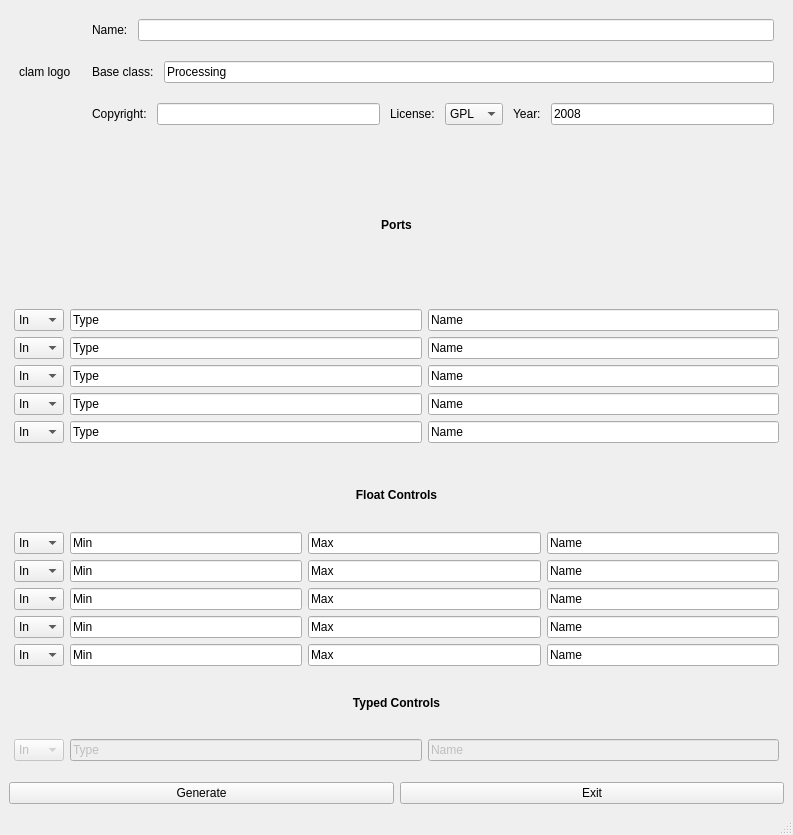
The window that CLAM/scripts/TemplatedPluginsGenerator/main.ui (clam-project/clam) describes before a commit, drawn with Qt 5.
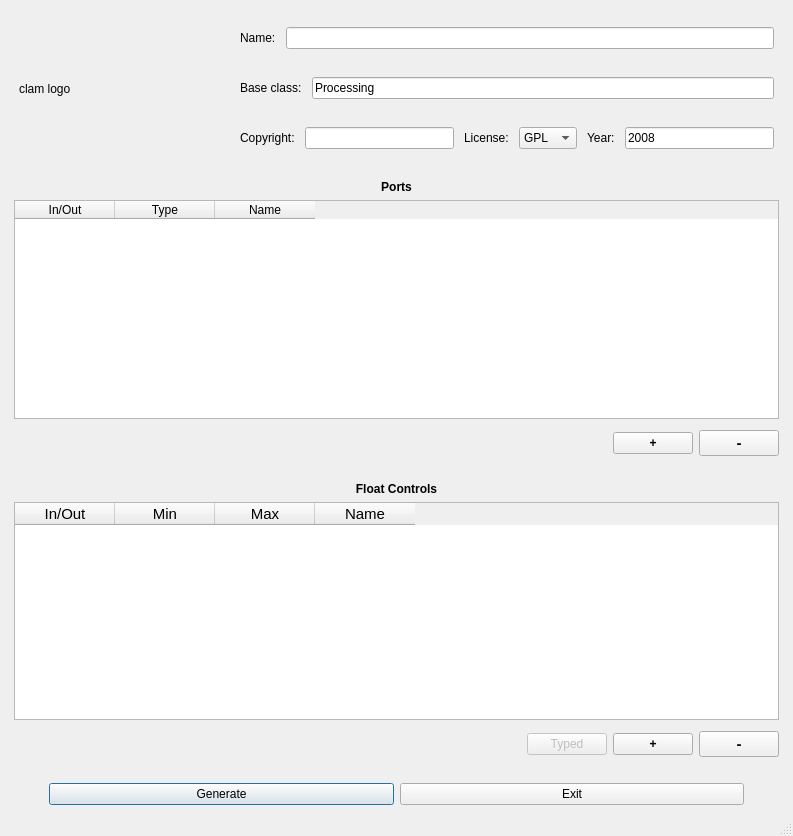
The same window after the commit.

Commit message: * ProcessingCodeGenerator ** +/- buttons to add/remove ports and controls ** AutoDefault to 'Generate' button ** keepAspectRatio on the clam logo ** shortcuts + tooltip added

What changed in the file:
```diff
--- a/CLAM/scripts/TemplatedPluginsGenerator/main.ui
+++ b/CLAM/scripts/TemplatedPluginsGenerator/main.ui
@@ -6,7 +6,7 @@
     <x>0</x>
     <y>0</y>
     <width>783</width>
-    <height>835</height>
+    <height>836</height>
    </rect>
   </property>
   <property name="windowTitle" >
@@ -18,7 +18,7 @@
      <x>0</x>
      <y>0</y>
      <width>783</width>
-     <height>807</height>
+     <height>808</height>
     </rect>
    </property>
    <layout class="QVBoxLayout" >
@@ -64,15 +64,30 @@
           </property>
           <item>
            <widget class="QLabel" name="clamLogo" >
+            <property name="sizePolicy" >
+             <sizepolicy vsizetype="Fixed" hsizetype="Fixed" >
+              <horstretch>0</horstretch>
+              <verstretch>0</verstretch>
+             </sizepolicy>
+            </property>
             <property name="minimumSize" >
              <size>
-              <width>50</width>
-              <height>50</height>
+              <width>200</width>
+              <height>150</height>
+             </size>
+            </property>
+            <property name="maximumSize" >
+             <size>
+              <width>200</width>
+              <height>150</height>
              </size>
             </property>
             <property name="frameShape" >
              <enum>QFrame::NoFrame</enum>
             </property>
+            <property name="frameShadow" >
+             <enum>QFrame::Raised</enum>
+            </property>
             <property name="text" >
              <string>clam logo</string>
             </property>
@@ -244,160 +259,99 @@
          </widget>
         </item>
         <item>
-         <layout class="QHBoxLayout" name="horizontalLayout_3" >
-          <item>
-           <widget class="QComboBox" name="comboBox_Port1" >
-            <item>
-             <property name="text" >
-              <string>In</string>
-             </property>
-            </item>
-            <item>
-             <property name="text" >
-              <string>Out</string>
-             </property>
-            </item>
-           </widget>
-          </item>
-          <item>
-           <widget class="QLineEdit" name="lineEdit_Port1_Type" >
-            <property name="text" >
-             <string>Type</string>
-            </property>
-           </widget>
-          </item>
-          <item>
-           <widget class="QLineEdit" name="lineEdit_Port1_Name" >
-            <property name="text" >
-             <string>Name</string>
-            </property>
-           </widget>
-          </item>
-         </layout>
+         <widget class="QTableWidget" name="tableWidget_Ports" >
+          <property name="minimumSize" >
+           <size>
+            <width>0</width>
+            <height>150</height>
+           </size>
+          </property>
+          <property name="frameShadow" >
+           <enum>QFrame::Raised</enum>
+          </property>
+          <property name="verticalScrollBarPolicy" >
+           <enum>Qt::ScrollBarAlwaysOff</enum>
+          </property>
+          <property name="horizontalScrollBarPolicy" >
+           <enum>Qt::ScrollBarAlwaysOff</enum>
+          </property>
+          <property name="autoScroll" >
+           <bool>false</bool>
+          </property>
+          <column>
+           <property name="text" >
+            <string>In/Out</string>
+           </property>
+          </column>
+          <column>
+           <property name="text" >
+            <string>Type</string>
+           </property>
+          </column>
+          <column>
+           <property name="text" >
+            <string>Name</string>
+           </property>
+          </column>
+         </widget>
         </item>
         <item>
          <layout class="QHBoxLayout" name="horizontalLayout_4" >
+          <property name="topMargin" >
+           <number>5</number>
+          </property>
+          <property name="bottomMargin" >
+           <number>5</number>
+          </property>
           <item>
-           <widget class="QComboBox" name="comboBox_Port2" >
-            <item>
-             <property name="text" >
-              <string>In</string>
-             </property>
-            </item>
-            <item>
-             <property name="text" >
-              <string>Out</string>
-             </property>
-            </item>
-           </widget>
-          </item>
-          <item>
-           <widget class="QLineEdit" name="lineEdit_Port2_Type" >
-            <property name="text" >
-             <string>Type</string>
+           <spacer name="horizontalSpacer" >
+            <property name="orientation" >
+             <enum>Qt::Horizontal</enum>
             </property>
-           </widget>
-          </item>
-          <item>
-           <widget class="QLineEdit" name="lineEdit_Port2_Name" >
-            <property name="text" >
-             <string>Name</string>
+            <property name="sizeHint" stdset="0" >
+             <size>
+              <width>40</width>
+              <height>20</height>
+             </size>
             </property>
-           </widget>
+           </spacer>
           </item>
-         </layout>
-        </item>
-        <item>
-         <layout class="QHBoxLayout" name="horizontalLayout_5" >
           <item>
-           <widget class="QComboBox" name="comboBox_Port3" >
-            <item>
-             <property name="text" >
-              <string>In</string>
-             </property>
-            </item>
-            <item>
-             <property name="text" >
-              <string>Out</string>
-             </property>
-            </item>
-           </widget>
-          </item>
-          <item>
-           <widget class="QLineEdit" name="lineEdit_Port3_Type" >
-            <property name="text" >
-             <string>Type</string>
+           <widget class="QPushButton" name="pushButton_Ports_Plus" >
+            <property name="font" >
+             <font>
+              <weight>75</weight>
+              <bold>true</bold>
+             </font>
             </property>
-           </widget>
-          </item>
-          <item>
-           <widget class="QLineEdit" name="lineEdit_Port3_Name" >
-            <property name="text" >
-             <string>Name</string>
+            <property name="toolTip" >
+             <string>Ctrl+P</string>
             </property>
-           </widget>
-          </item>
-         </layout>
-        </item>
-        <item>
-         <layout class="QHBoxLayout" name="horizontalLayout_6" >
-          <item>
-           <widget class="QComboBox" name="comboBox_Port4" >
-            <item>
-             <property name="text" >
-              <string>In</string>
-             </property>
-            </item>
-            <item>
-             <property name="text" >
-              <string>Out</string>
-             </property>
-            </item>
-           </widget>
-          </item>
-          <item>
-           <widget class="QLineEdit" name="lineEdit_Port4_Type" >
             <property name="text" >
-             <string>Type</string>
+             <string>+</string>
             </property>
-           </widget>
-          </item>
-          <item>
-           <widget class="QLineEdit" name="lineEdit_Port4_Name" >
-            <property name="text" >
-             <string>Name</string>
+            <property name="shortcut" >
+             <string>Ctrl+P</string>
             </property>
            </widget>
           </item>
-         </layout>
-        </item>
-        <item>
-         <layout class="QHBoxLayout" name="horizontalLayout_9" >
           <item>
-           <widget class="QComboBox" name="comboBox_Port5" >
-            <item>
-             <property name="text" >
-              <string>In</string>
-             </property>
-            </item>
-            <item>
-             <property name="text" >
-              <string>Out</string>
-             </property>
-            </item>
-           </widget>
-          </item>
-          <item>
-           <widget class="QLineEdit" name="lineEdit_Port5_Type" >
-            <property name="text" >
-             <string>Type</string>
+           <widget class="QPushButton" name="pushButton_Ports_Minus" >
+            <property name="font" >
+             <font>
+              <pointsize>11</pointsize>
+              <weight>75</weight>
+              <bold>true</bold>
+             </font>
             </property>
-           </widget>
-          </item>
-          <item>
-           <widget class="QLineEdit" name="lineEdit_Port5_Name" >
+            <property name="toolTip" >
+             <string>Ctrl+[</string>
+            </property>
             <property name="text" >
-             <string>Name</string>
+             <string>-</string>
+            </property>
+            <property name="shortcut" >
+             <string>Ctrl+[</string>
             </property>
            </widget>
           </item>
@@ -446,266 +400,112 @@
          </widget>
         </item>
         <item>
-         <layout class="QHBoxLayout" name="horizontalLayout_11" >
-          <item>
-           <widget class="QComboBox" name="comboBox_Control1" >
-            <item>
-             <property name="text" >
-              <string>In</string>
-             </property>
-            </item>
-            <item>
-             <property name="text" >
-              <string>Out</string>
-             </property>
-            </item>
-           </widget>
-          </item>
-          <item>
-           <widget class="QLineEdit" name="lineEdit_Control1_Min" >
-            <property name="text" >
-             <string>Min</string>
-            </property>
-           </widget>
-          </item>
-          <item>
-           <widget class="QLineEdit" name="lineEdit_Control1_Max" >
-            <property name="text" >
-             <string>Max</string>
-            </property>
-           </widget>
-          </item>
-          <item>
-           <widget class="QLineEdit" name="lineEdit_Control1_Name" >
-            <property name="text" >
-             <string>Name</string>
-            </property>
-           </widget>
-          </item>
-         </layout>
-        </item>
-        <item>
-         <layout class="QHBoxLayout" name="horizontalLayout_12" >
-          <item>
-           <widget class="QComboBox" name="comboBox_Control2" >
-            <item>
-             <property name="text" >
-              <string>In</string>
-             </property>
-            </item>
-            <item>
-             <property name="text" >
-              <string>Out</string>
-             </property>
-            </item>
-           </widget>
-          </item>
-          <item>
-           <widget class="QLineEdit" name="lineEdit_Control2_Min" >
-            <property name="text" >
-             <string>Min</string>
-            </property>
-           </widget>
-          </item>
-          <item>
-           <widget class="QLineEdit" name="lineEdit_Control2_Max" >
-            <property name="text" >
-             <string>Max</string>
-            </property>
-           </widget>
-          </item>
-          <item>
-           <widget class="QLineEdit" name="lineEdit_Control2_Name" >
-            <property name="text" >
-             <string>Name</string>
-            </property>
-           </widget>
-          </item>
-         </layout>
-        </item>
-        <item>
-         <layout class="QHBoxLayout" name="horizontalLayout_7" >
-          <item>
-           <widget class="QComboBox" name="comboBox_Control3" >
-            <item>
-             <property name="text" >
-              <string>In</string>
-             </property>
-            </item>
-            <item>
-             <property name="text" >
-              <string>Out</string>
-             </property>
-            </item>
-           </widget>
-          </item>
-          <item>
-           <widget class="QLineEdit" name="lineEdit_Control3_Min" >
-            <property name="text" >
-             <string>Min</string>
-            </property>
-           </widget>
-          </item>
-          <item>
-           <widget class="QLineEdit" name="lineEdit_Control3_Max" >
-            <property name="text" >
-             <string>Max</string>
-            </property>
-           </widget>
-          </item>
-          <item>
-           <widget class="QLineEdit" name="lineEdit_Control3_Name" >
-            <property name="text" >
-             <string>Name</string>
-            </property>
-           </widget>
-          </item>
-         </layout>
-        </item>
-        <item>
-         <layout class="QHBoxLayout" name="horizontalLayout_8" >
-          <item>
-           <widget class="QComboBox" name="comboBox_Control4" >
-            <item>
-             <property name="text" >
-              <string>In</string>
-             </property>
-            </item>
-            <item>
-             <property name="text" >
-              <string>Out</string>
-             </property>
-            </item>
-           </widget>
-          </item>
-          <item>
-           <widget class="QLineEdit" name="lineEdit_Control4_Min" >
-            <property name="text" >
-             <string>Min</string>
-            </property>
-           </widget>
-          </item>
-          <item>
-           <widget class="QLineEdit" name="lineEdit_Control4_Max" >
-            <property name="text" >
-             <string>Max</string>
-            </property>
-           </widget>
-          </item>
-          <item>
-           <widget class="QLineEdit" name="lineEdit_Control4_Name" >
-            <property name="text" >
-             <string>Name</string>
-            </property>
-           </widget>
-          </item>
-         </layout>
+         <widget class="QTableWidget" name="tableWidget_Controls" >
+          <property name="minimumSize" >
+           <size>
+            <width>0</width>
+            <height>150</height>
+           </size>
+          </property>
+          <property name="font" >
+           <font>
+            <pointsize>11</pointsize>
+           </font>
+          </property>
+          <property name="toolTip" >
+           <string>Ctrl+P</string>
+          </property>
+          <column>
+           <property name="text" >
+            <string>In/Out</string>
+           </property>
+          </column>
+          <column>
+           <property name="text" >
+            <string>Min</string>
+           </property>
+          </column>
+          <column>
+           <property name="text" >
+            <string>Max</string>
+           </property>
+          </column>
+          <column>
+           <property name="text" >
+            <string>Name</string>
+           </property>
+          </column>
+         </widget>
         </item>
         <item>
          <layout class="QHBoxLayout" name="horizontalLayout_13" >
+          <property name="topMargin" >
+           <number>5</number>
+          </property>
+          <property name="bottomMargin" >
+           <number>5</number>
+          </property>
           <item>
-           <widget class="QComboBox" name="comboBox_Control5" >
-            <item>
-             <property name="text" >
-              <string>In</string>
-             </property>
-            </item>
-            <item>
-             <property name="text" >
-              <string>In</string>
-             </property>
-            </item>
-            <item>
-             <property name="text" >
-              <string>Out</string>
-             </property>
-            </item>
-           </widget>
+           <spacer name="horizontalSpacer_2" >
+            <property name="orientation" >
+             <enum>Qt::Horizontal</enum>
+            </property>
+            <property name="sizeHint" stdset="0" >
+             <size>
+              <width>40</width>
+              <height>20</height>
+             </size>
+            </property>
+           </spacer>
           </item>
           <item>
-           <widget class="QLineEdit" name="lineEdit_Control5_Min" >
+           <widget class="QPushButton" name="pushButton_TypedSwitch" >
+            <property name="enabled" >
+             <bool>false</bool>
+            </property>
+            <property name="toolTip" >
+             <string>Switchs between Typed and Float Controls (Ctrl+T, Ctrl+F)</string>
+            </property>
             <property name="text" >
-             <string>Min</string>
+             <string>Typed</string>
             </property>
            </widget>
           </item>
           <item>
-           <widget class="QLineEdit" name="lineEdit_Control5_Max" >
+           <widget class="QPushButton" name="pushButton_Controls_Plus" >
+            <property name="font" >
+             <font>
+              <weight>75</weight>
+              <bold>true</bold>
+             </font>
+            </property>
+            <property name="toolTip" >
+             <string>Ctrl+C</string>
+            </property>
             <property name="text" >
-             <string>Max</string>
+             <string>+</string>
             </property>
            </widget>
           </item>
           <item>
-           <widget class="QLineEdit" name="lineEdit_Control5_Name" >
+           <widget class="QPushButton" name="pushButton_Controls_Minus" >
+            <property name="font" >
+             <font>
+              <pointsize>11</pointsize>
+              <weight>75</weight>
+              <bold>true</bold>
+             </font>
+            </property>
+            <property name="toolTip" >
+             <string>Ctrl+V</string>
+            </property>
             <property name="text" >
-             <string>Name</string>
+             <string>-</string>
             </property>
            </widget>
           </item>
          </layout>
         </item>
-        <item>
-         <widget class="QLabel" name="label_9" >
-          <property name="font" >
-           <font>
-            <weight>75</weight>
-            <bold>true</bold>
-           </font>
-          </property>
-          <property name="text" >
-           <string>Typed Controls</string>
-          </property>
-          <property name="alignment" >
-           <set>Qt::AlignCenter</set>
-          </property>
-         </widget>
-        </item>
-        <item>
-         <layout class="QHBoxLayout" name="horizontalLayout_14" >
-          <item>
-           <layout class="QHBoxLayout" name="horizontalLayout_15" >
-            <item>
-             <widget class="QComboBox" name="comboBox_8" >
-              <property name="enabled" >
-               <bool>false</bool>
-              </property>
-              <item>
-               <property name="text" >
-                <string>In</string>
-               </property>
-              </item>
-              <item>
-               <property name="text" >
-                <string>Out</string>
-               </property>
-              </item>
-             </widget>
-            </item>
-            <item>
-             <widget class="QLineEdit" name="lineEdit_17" >
-              <property name="enabled" >
-               <bool>false</bool>
-              </property>
-              <property name="text" >
-               <string>Type</string>
-              </property>
-             </widget>
-            </item>
-            <item>
-             <widget class="QLineEdit" name="lineEdit_16" >
-              <property name="enabled" >
-               <bool>false</bool>
-              </property>
-              <property name="text" >
-               <string>Name</string>
-              </property>
-             </widget>
-            </item>
-           </layout>
-          </item>
-         </layout>
-        </item>
        </layout>
       </item>
      </layout>
@@ -728,11 +528,36 @@
     </item>
     <item>
      <layout class="QHBoxLayout" name="horizontalLayout_10" >
+      <item>
+       <spacer name="horizontalSpacer_5" >
+        <property name="orientation" >
+         <enum>Qt::Horizontal</enum>
+        </property>
+        <property name="sizeType" >
+         <enum>QSizePolicy::Minimum</enum>
+        </property>
+        <property name="sizeHint" stdset="0" >
+         <size>
+          <width>40</width>
+          <height>20</height>
+         </size>
+        </property>
+       </spacer>
+      </item>
       <item>
        <widget class="QPushButton" name="pushButton_Generate" >
         <property name="text" >
          <string>Generate</string>
         </property>
+        <property name="shortcut" >
+         <string>Ctrl+G</string>
+        </property>
+        <property name="autoDefault" >
+         <bool>true</bool>
+        </property>
+        <property name="default" >
+         <bool>true</bool>
+        </property>
        </widget>
       </item>
       <item>
@@ -742,6 +567,22 @@
         </property>
        </widget>
       </item>
+      <item>
+       <spacer name="horizontalSpacer_4" >
+        <property name="orientation" >
+         <enum>Qt::Horizontal</enum>
+        </property>
+        <property name="sizeType" >
+         <enum>QSizePolicy::Minimum</enum>
+        </property>
+        <property name="sizeHint" stdset="0" >
+         <size>
+          <width>40</width>
+          <height>20</height>
+         </size>
+        </property>
+       </spacer>
+      </item>
      </layout>
     </item>
    </layout>
@@ -758,11 +599,14 @@
    <property name="geometry" >
     <rect>
      <x>0</x>
-     <y>807</y>
+     <y>808</y>
      <width>783</width>
      <height>28</height>
     </rect>
    </property>
+   <property name="sizeGripEnabled" >
+    <bool>true</bool>
+   </property>
   </widget>
  </widget>
  <resources/>
```
Left out of the diff: 31 changed lines with no effect on the pictures. The commit also changes 1 other file.
